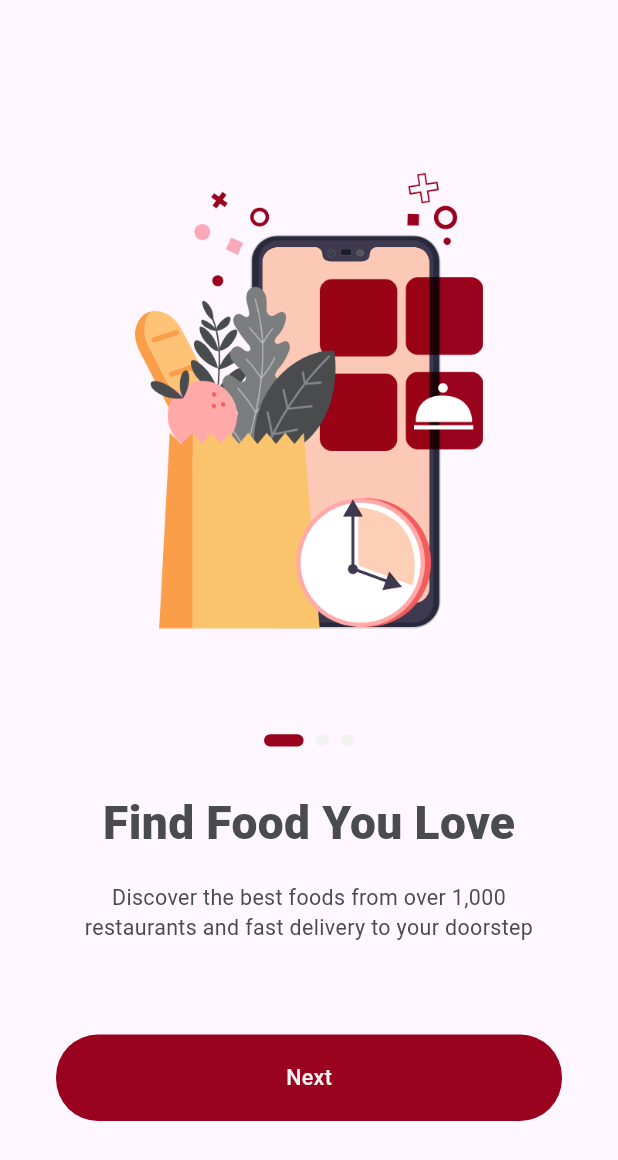
After one commit to WShashinduChamika/SN-Meals, a Flutter app: the screen it shows after launch, on a phone screen of 412 x 824 dp. The commit adds this screen. Shown: the top 1160 px of the screen. Run offline on Flutter 3.47's test engine with Material 3 defaults, Android fonts, the phone set to English and light mode, and no system bars; drawn by our look-alikes of smooth_page_indicator; Roboto replaces fonts that are missing (Metropolis).

Commit message:
Developed onboard screen #4

```diff
--- /dev/null
+++ b/sn_meals/lib/common/color_extention.dart
@@ -0,0 +1,10 @@
+import 'package:flutter/material.dart';
+
+class TColor{
+  //static Color get primary => const Color(0xFFFC6011);
+  static Color get primary => const Color(0xFF9A031E);
+  static Color get primaryText => const Color(0xFF4A4B4D);
+  static Color get secondaryText => const Color(0xFF7C7D7E);
+  static Color get textField => const Color(0xFFF2F2F2);
+  static Color get placeholder => const Color(0xFFB6B7B7);
+}
--- /dev/null
+++ b/sn_meals/lib/common_wdigets/intro_page.dart
@@ -0,0 +1,62 @@
+import 'package:flutter/cupertino.dart';
+import 'package:flutter/material.dart';
+import 'package:flutter/widgets.dart';
+import 'package:sn_meals/common/color_extention.dart';
+
+class OnBoardInroPage extends StatelessWidget {
+  final String img;
+  final String headigng;
+  final String text;
+
+  const OnBoardInroPage({
+    super.key,
+    required this.img,
+    required this.headigng,
+    required this.text,
+  });
+
+  @override
+  Widget build(BuildContext context) {
+
+    double height = MediaQuery.of(context).size.height / 800;
+    double width = MediaQuery.of(context).size.width / 375;
+
+    return Container(
+      child: Stack(
+        children: [
+          Positioned(
+            left: width * 75,
+            top: height * 112,
+            child: Image(
+              image: AssetImage(img),
+              width: width * 225.44,
+              height: height * 294.81,
+              fit: BoxFit.contain,
+            ),
+          ),
+          Container(
+            alignment: Alignment(0,0.35),
+            child: Text(
+              headigng,
+              style: TextStyle(
+                  color: TColor.primaryText,
+                  fontSize: width * 28,
+                  fontWeight: FontWeight.w800),
+            ),
+          ),
+          Container(
+            alignment: Alignment(0, 0.5),
+            child: Text(
+             text,
+              textAlign: TextAlign.center,
+              style: TextStyle(
+                  color: TColor.primaryText,
+                  fontSize: width * 13,
+                  fontWeight: FontWeight.w400),
+            ),
+          )
+        ],
+      ),
+    );
+  }
+}
--- /dev/null
+++ b/sn_meals/lib/common_wdigets/round_button.dart
@@ -0,0 +1,49 @@
+import 'package:flutter/material.dart';
+import 'package:sn_meals/common/color_extention.dart';
+
+enum RoundButtonType { bgPrimary, textPrimary }
+
+class RoundButton extends StatelessWidget {
+  final VoidCallback onPressed;
+  final String title;
+  final RoundButtonType type;
+  const RoundButton({
+    super.key,
+    required this.onPressed,
+    required this.title,
+    this.type = RoundButtonType.bgPrimary,
+  });
+
+  @override
+  Widget build(BuildContext context) {
+    double width = MediaQuery.of(context).size.width / 375;
+    double height = MediaQuery.of(context).size.height / 800;
+    double screenHeight = MediaQuery.of(context).size.height;
+
+    return GestureDetector(
+      onTap: onPressed,
+      child: Container(
+        alignment: Alignment.center,
+        height: screenHeight >= 800 ? height * 56 : height * 65,
+        decoration: BoxDecoration(
+          border: type == RoundButtonType.bgPrimary
+              ? null
+              : Border.all(color: TColor.primary),
+          color:
+              type == RoundButtonType.bgPrimary ? TColor.primary : Colors.white,
+          borderRadius: BorderRadius.circular(28),
+        ),
+        child: Text(
+          title,
+          style: TextStyle(
+            color: type == RoundButtonType.bgPrimary
+                ? TColor.textField
+                : TColor.primary,
+            fontSize: width * 13,
+            fontWeight: FontWeight.w500,
+          ),
+        ),
+      ),
+    );
+  }
+}
--- a/sn_meals/lib/main.dart
+++ b/sn_meals/lib/main.dart
@@ -1,13 +1,8 @@
-import 'package:device_preview/device_preview.dart';
 import 'package:flutter/material.dart';
 import 'package:sn_meals/screens/onboard_screens/splash_screen.dart';
 
 void main() {
-  runApp( DevicePreview(
-      enabled: true,
-      builder: (context) => const SN_Meals(),
-    ),);
- // runApp(const MyApp());
+  runApp(const SN_Meals());
 }
 
 class SN_Meals extends StatelessWidget {
--- /dev/null
+++ b/sn_meals/lib/screens/login_screens/welcome_screen.dart
@@ -0,0 +1,17 @@
+import 'package:flutter/material.dart';
+
+class WelcomeScreen extends StatefulWidget {
+  const WelcomeScreen({super.key});
+
+  @override
+  State<WelcomeScreen> createState() => _WelcomeScreenState();
+}
+
+class _WelcomeScreenState extends State<WelcomeScreen> {
+  @override
+  Widget build(BuildContext context) {
+    return Scaffold(
+      body: Container(),
+    );
+  }
+}
--- a/sn_meals/lib/screens/onboard_screens/onboard_screen.dart
+++ b/sn_meals/lib/screens/onboard_screens/onboard_screen.dart
@@ -1,12 +1,97 @@
 import 'package:flutter/material.dart';
+import 'package:smooth_page_indicator/smooth_page_indicator.dart';
+import 'package:sn_meals/common/color_extention.dart';
+import 'package:sn_meals/common_wdigets/intro_page.dart';
+import 'package:sn_meals/common_wdigets/round_button.dart';
+import 'package:sn_meals/screens/login_screens/welcome_screen.dart';
 
-class OnboardScreen extends StatelessWidget {
+//import 'package:sn_meals/screens/login/welcome_screen.dart';
+
+class OnboardScreen extends StatefulWidget {
   const OnboardScreen({super.key});
 
   @override
+  State<OnboardScreen> createState() => _OnboardScreenState();
+}
+
+class _OnboardScreenState extends State<OnboardScreen> {
+  PageController _controller = PageController();
+  bool isLastPage = false;
+  bool hasBackPage = false;
+
+  @override
   Widget build(BuildContext context) {
+    double height = MediaQuery.of(context).size.height / 800;
+    double width = MediaQuery.of(context).size.width / 375;
+
     return Scaffold(
-      body: Container(),
+      body: Stack(
+        children: [
+          PageView(
+            controller: _controller,
+            onPageChanged: (index) {
+              setState(() {
+                isLastPage = (index == 2);
+                hasBackPage = (index == 1 || index == 2);
+              });
+            },
+            children: const [
+              OnBoardInroPage(
+                img: 'assets/img/onboard_screen/intro1.png',
+                headigng: 'Find Food You Love',
+                text:
+                    'Discover the best foods from over 1,000 \nrestaurants and fast delivery to your doorstep',
+              ),
+              OnBoardInroPage(
+                img: 'assets/img/onboard_screen/intro2.png',
+                headigng: 'Fast Delivery',
+                text:
+                    'Fast food delivery to your home, \noffice wherever you are',
+              ),
+              OnBoardInroPage(
+                img: 'assets/img/onboard_screen/intro3.png',
+                headigng: 'Live Tracking',
+                text:
+                    'Real time tracking of your food on the \napp once you placed the order',
+              ),
+            ],
+          ),
+          Container(
+            alignment: const Alignment(0, 0.2),
+            child: SmoothPageIndicator(
+              controller: _controller,
+              count: 3,
+              effect: ExpandingDotsEffect(
+                  activeDotColor: TColor.primary,
+                  dotColor: TColor.textField,
+                  dotHeight: height * 8,
+                  dotWidth: width * 8,
+                  paintStyle: PaintingStyle.fill),
+            ),
+          ),
+          Container(
+            padding: EdgeInsets.symmetric(horizontal: width * 34),
+            alignment: Alignment(0, 0.8),
+            child: RoundButton(
+              onPressed: () {
+                if (isLastPage) {
+                  Navigator.push(
+                    context,
+                    MaterialPageRoute(
+                        builder: (context) => const WelcomeScreen()),
+                  );
+                } else {
+                  _controller.nextPage(
+                    duration: const Duration(milliseconds: 500),
+                    curve: Curves.easeIn,
+                  );
+                }
+              },
+              title: isLastPage ? 'Get Started' : 'Next',
+            ),
+          ),
+        ],
+      ),
     );
   }
 }
--- a/sn_meals/pubspec.yaml
+++ b/sn_meals/pubspec.yaml
@@ -36,6 +36,7 @@ dependencies:
   # Use with the CupertinoIcons class for iOS style icons.
   cupertino_icons: ^1.0.6
   device_preview: ^1.1.0
+  smooth_page_indicator: ^1.1.0
 
 dev_dependencies:
   flutter_test:
```
Also changed, not shown: sn_meals/assets/img/onboard_screen/intro1.png (added), sn_meals/assets/img/onboard_screen/intro2.png (added), sn_meals/assets/img/onboard_screen/intro3.png (added), sn_meals/assets/img/onboard_screen/logo.png, sn_meals/pubspec.lock.
